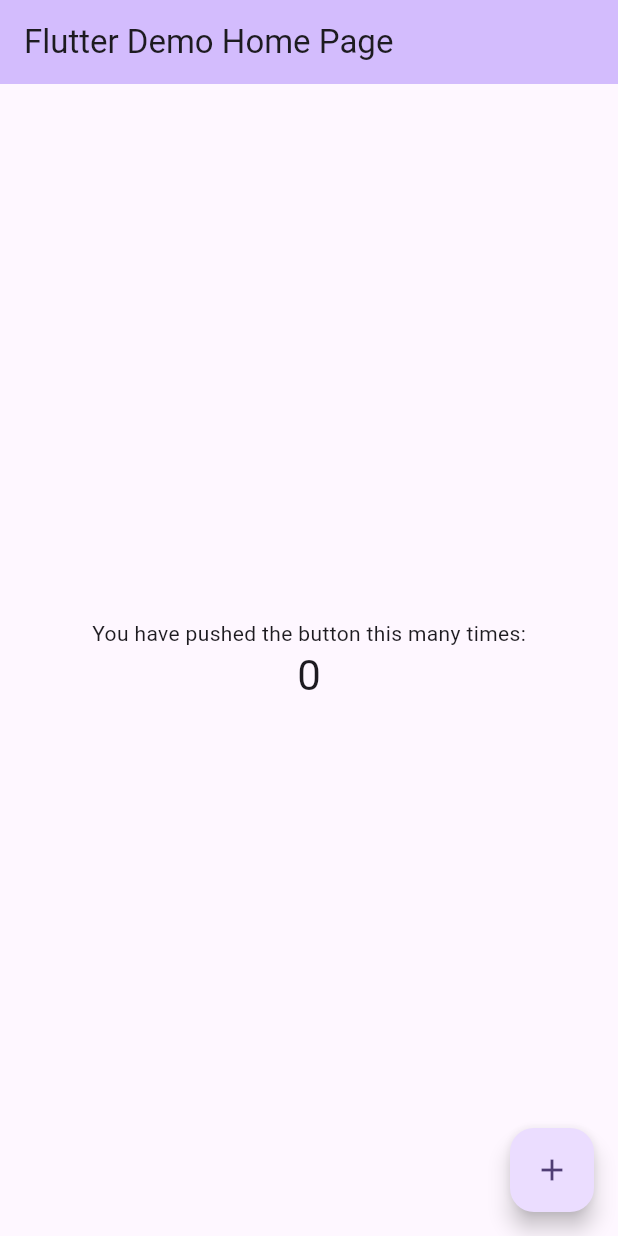
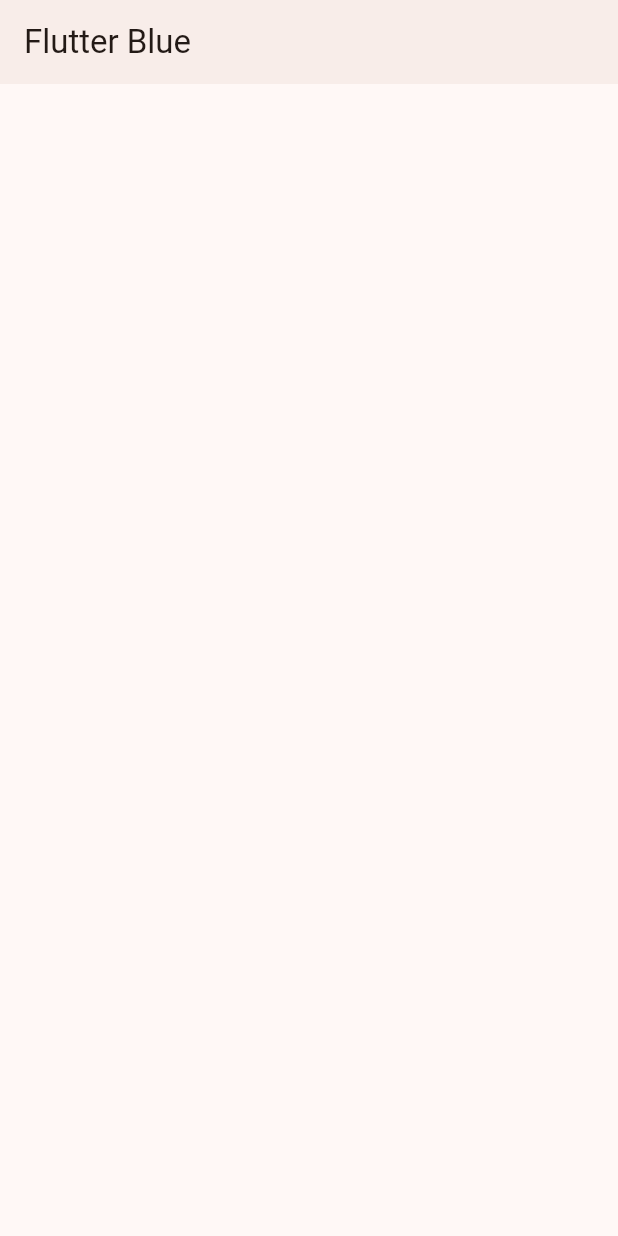
Before and after one commit to muchirajunior/blueprinting, a Flutter app: the screen it shows after launch, on a phone screen of 412 x 824 dp. Run offline on Flutter 3.47's test engine with Material 3 defaults, Android fonts, the phone set to English and light mode, and no system bars; missing offline and left inert: print_bluetooth_thermal.

Commit message:
Update main.dart

```diff
--- a/lib/main.dart
+++ b/lib/main.dart
@@ -1,130 +1,85 @@
 import 'package:flutter/material.dart';
-import 'package:flutter/services.dart';
+import 'package:print_bluetooth_thermal/print_bluetooth_thermal.dart';
+
 
 void main() {
   runApp(const MyApp());
 }
 
+
 class MyApp extends StatelessWidget {
   const MyApp({super.key});
 
-  // This widget is the root of your application.
   @override
   Widget build(BuildContext context) {
     return MaterialApp(
-      title: 'Flutter Demo',
       theme: ThemeData(
-        // This is the theme of your application.
-        //
-        // TRY THIS: Try running your application with "flutter run". You'll see
-        // the application has a blue toolbar. Then, without quitting the app,
-        // try changing the seedColor in the colorScheme below to Colors.green
-        // and then invoke "hot reload" (save your changes or press the "hot
-        // reload" button in a Flutter-supported IDE, or press "r" if you used
-        // the command line to start the app).
-        //
-        // Notice that the counter didn't reset back to zero; the application
-        // state is not lost during the reload. To reset the state, use hot
-        // restart instead.
-        //
-        // This works for code too, not just values: Most code changes can be
-        // tested with just a hot reload.
-        colorScheme: ColorScheme.fromSeed(seedColor: Colors.deepPurple),
-        useMaterial3: true,
+        colorScheme: ColorScheme.fromSeed(seedColor: Colors.brown)
       ),
-      darkTheme: ThemeData.dark(useMaterial3: true),
-      themeMode: ThemeMode.light,
-      home: const MyHomePage(title: 'Flutter Demo Home Page'),
+      home: const Home(),
+    );
+  }
+
+}
+
+class Home extends StatefulWidget {
+  const Home({super.key});
+
+  @override
+  State<Home> createState() => _HomeState();
+}
+
+class _HomeState extends State<Home> {
+  List<BluetoothInfo> devices = [];
+
+  showSnackbar(String message)=>ScaffoldMessenger.of(context).showSnackBar(SnackBar(content: Text(message)));
+
+ getDevices()async{
+    final bool result = await PrintBluetoothThermal.bluetoothEnabled;
+    showSnackbar("connection result $result");
+    final List<BluetoothInfo> listResult = await PrintBluetoothThermal.pairedBluetooths;
+    await Future.forEach(listResult, (BluetoothInfo bluetooth) {
+      String mac = bluetooth.macAdress;
+      devices.add(bluetooth);
+      print(mac);
+    });
+    setState(() { });
+ }
+
+  @override
+  void initState() {
+    super.initState();
+  }
+
+
+  @override
+  Widget build(BuildContext context) {
+    return Scaffold(
+      appBar: AppBar(
+        title: const Text("Flutter Blue"),
+        elevation: 2,
+      ),
+
+      body: RefreshIndicator(
+        onRefresh:()=>getDevices(),
+        child: ListView(
+          children: devices.map((device) => Card(
+            child: ListTile(
+              title: Text(device.name),
+              onTap: ()async{
+                var result =await PrintBluetoothThermal.connect(macPrinterAddress: device.macAdress);
+                showSnackbar(result.toString());
+
+                var res = await PrintBluetoothThermal.writeString(printText:  PrintTextSize(size: 20, text:  "Hello \n \t there this is just a sample \n Thank you \n\n \n"));
+                showSnackbar(res.toString());
+
+                await PrintBluetoothThermal.disconnect;
+              },
+            ),
+          )).toList(),
+        ),
+        ),
+
     );
   }
 }
-
-class MyHomePage extends StatefulWidget {
-  const MyHomePage({super.key, required this.title});
-
-  // This widget is the home page of your application. It is stateful, meaning
-  // that it has a State object (defined below) that contains fields that affect
-  // how it looks.
-
-  // This class is the configuration for the state. It holds the values (in this
-  // case the title) provided by the parent (in this case the App widget) and
-  // used by the build method of the State. Fields in a Widget subclass are
-  // always marked "final".
-
-  final String title;
-
-  @override
-  State<MyHomePage> createState() => _MyHomePageState();
-}
-
-class _MyHomePageState extends State<MyHomePage> {
-  int _counter = 0;
-
-  final channel =const MethodChannel("com.example.blueprinting");
-
-  void _incrementCounter() {
-    setState(() {
-      // This call to setState tells the Flutter framework that something has
-      // changed in this State, which causes it to rerun the build method below
-      // so that the display can reflect the updated values. If we changed
-      // _counter without calling setState(), then the build method would not be
-      // called again, and so nothing would appear to happen.
-      _counter++;
-    });
-  }
-
-  @override
-  Widget build(BuildContext context) {
-    // This method is rerun every time setState is called, for instance as done
-    // by the _incrementCounter method above.
-    //
-    // The Flutter framework has been optimized to make rerunning build methods
-    // fast, so that you can just rebuild anything that needs updating rather
-    // than having to individually change instances of widgets.
-    return Scaffold(
-      appBar: AppBar(
-        // TRY THIS: Try changing the color here to a specific color (to
-        // Colors.amber, perhaps?) and trigger a hot reload to see the AppBar
-        // change color while the other colors stay the same.
-        backgroundColor: Theme.of(context).colorScheme.inversePrimary,
-        // Here we take the value from the MyHomePage object that was created by
-        // the App.build method, and use it to set our appbar title.
-        title: Text(widget.title),
-      ),
-      body: Center(
-        // Center is a layout widget. It takes a single child and positions it
-        // in the middle of the parent.
-        child: Column(
-          // Column is also a layout widget. It takes a list of children and
-          // arranges them vertically. By default, it sizes itself to fit its
-          // children horizontally, and tries to be as tall as its parent.
-          //
-          // Column has various properties to control how it sizes itself and
-          // how it positions its children. Here we use mainAxisAlignment to
-          // center the children vertically; the main axis here is the vertical
-          // axis because Columns are vertical (the cross axis would be
-          // horizontal).
-          //
-          // TRY THIS: Invoke "debug painting" (choose the "Toggle Debug Paint"
-          // action in the IDE, or press "p" in the console), to see the
-          // wireframe for each widget.
-          mainAxisAlignment: MainAxisAlignment.center,
-          children: <Widget>[
-            const Text(
-              'You have pushed the button this many times:',
-            ),
-            Text(
-              '$_counter',
-              style: Theme.of(context).textTheme.headlineMedium,
-            ),
-          ],
-        ),
-      ),
-      floatingActionButton: FloatingActionButton(
-        onPressed: ()=>channel.invokeMethod("showToast"),
-        tooltip: 'Increment',
-        child: const Icon(Icons.add),
-      ), // This trailing comma makes auto-formatting nicer for build methods.
-    );
-  }
-}
```
